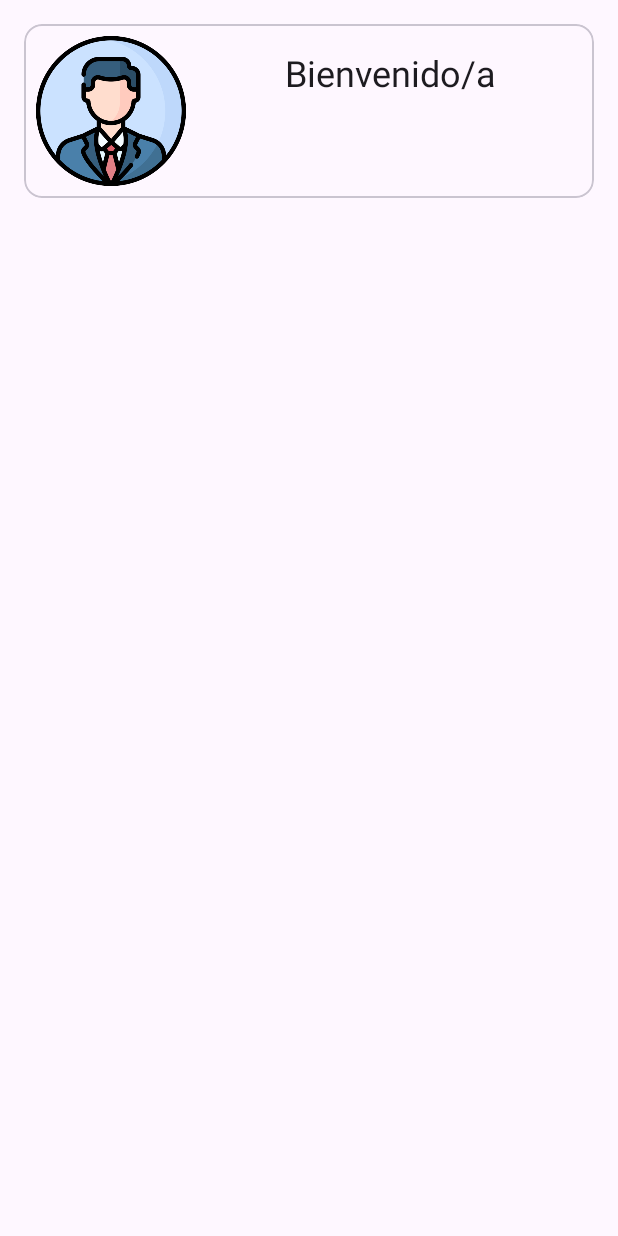
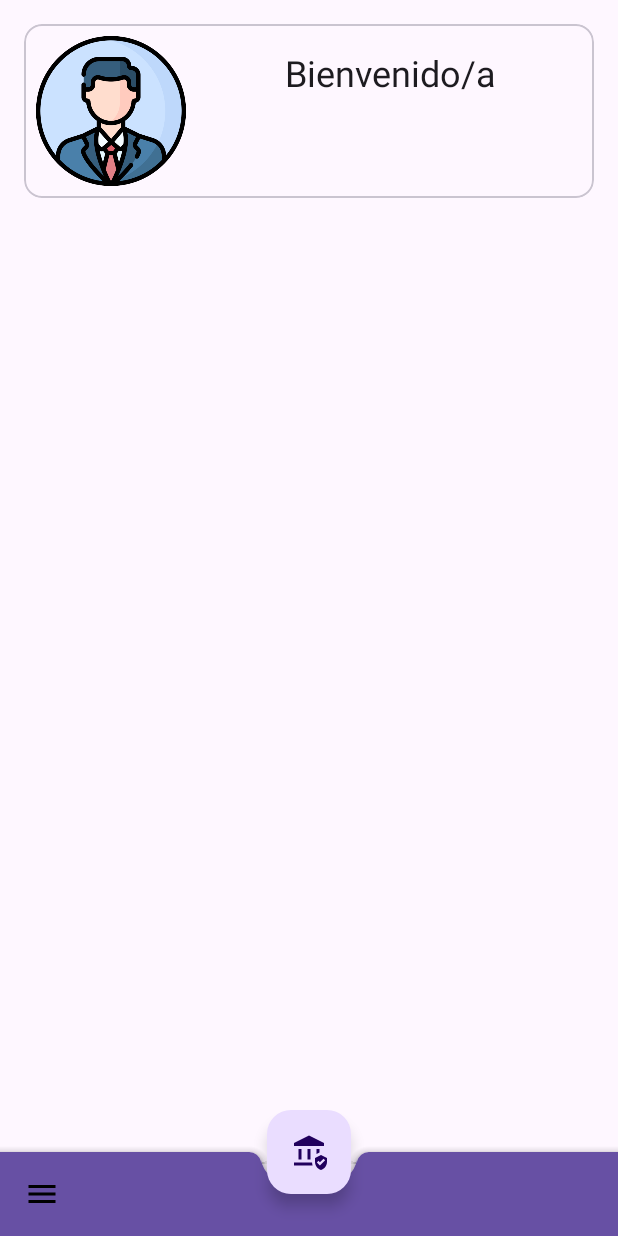
Before and after one commit to pautpdam/t8a1-Tortosa-Pau, an Android app: the layout activity_main.xml on its own in the app's theme, with its tools: preview values and no code run, on a phone screen of 412 x 824 dp. Run offline under Robolectric (Android 15) with nearby library versions, the phone set to English and light mode, and no system bars.

```diff
--- /dev/null
+++ b/app/src/main/res/drawable/icon_bank.xml
@@ -0,0 +1,15 @@
+<vector xmlns:android="http://schemas.android.com/apk/res/android" android:height="24dp" android:tint="#000000" android:viewportHeight="24" android:viewportWidth="24" android:width="24dp">
+
+    <path android:fillColor="@android:color/white" android:pathData="M5,10h2v7h-2z"/>
+
+    <path android:fillColor="@android:color/white" android:pathData="M11,10h2v7h-2z"/>
+
+    <path android:fillColor="@android:color/white" android:pathData="M22,6l-10,-5l-10,5l0,2l20,0z"/>
+
+    <path android:fillColor="@android:color/white" android:pathData="M2,19v2h12.4c-0.21,-0.64 -0.32,-1.31 -0.36,-2H2z"/>
+
+    <path android:fillColor="@android:color/white" android:pathData="M19,12.26l0,-2.26l-2,0l0,3.26z"/>
+
+    <path android:fillColor="@android:color/white" android:pathData="M20,14l-4,2v2.55c0,2.52 1.71,4.88 4,5.45c2.29,-0.57 4,-2.93 4,-5.45V16L20,14zM19.28,21l-2.03,-2.03l1.06,-1.06l0.97,0.97l2.41,-2.38l1.06,1.06L19.28,21z"/>
+
+</vector>
--- /dev/null
+++ b/app/src/main/res/drawable/icon_menu.xml
@@ -0,0 +1,5 @@
+<vector xmlns:android="http://schemas.android.com/apk/res/android" android:height="24dp" android:tint="#000000" android:viewportHeight="24" android:viewportWidth="24" android:width="24dp">
+
+    <path android:fillColor="@android:color/white" android:pathData="M3,18h18v-2L3,16v2zM3,13h18v-2L3,11v2zM3,6v2h18L21,6L3,6z"/>
+
+</vector>
--- a/app/src/main/res/layout/activity_main.xml
+++ b/app/src/main/res/layout/activity_main.xml
@@ -1,5 +1,5 @@
 <?xml version="1.0" encoding="utf-8"?>
-<androidx.constraintlayout.widget.ConstraintLayout xmlns:android="http://schemas.android.com/apk/res/android"
+<androidx.coordinatorlayout.widget.CoordinatorLayout xmlns:android="http://schemas.android.com/apk/res/android"
     xmlns:app="http://schemas.android.com/apk/res-auto"
     xmlns:tools="http://schemas.android.com/tools"
     android:id="@+id/main"
@@ -49,4 +49,19 @@
 
     </com.google.android.material.card.MaterialCardView>
 
-</androidx.constraintlayout.widget.ConstraintLayout>
+    <com.google.android.material.bottomappbar.BottomAppBar
+        android:id="@+id/bottomMenu"
+        android:layout_width="match_parent"
+        android:layout_height="wrap_content"
+        android:layout_gravity="bottom"
+        app:navigationIcon="@drawable/icon_menu"
+        app:navigationIconTint="@color/black"
+        style="@style/Widget.MaterialComponents.BottomAppBar.Colored"/>
+
+    <com.google.android.material.floatingactionbutton.FloatingActionButton
+        android:layout_width="wrap_content"
+        android:layout_height="wrap_content"
+        android:src="@drawable/icon_bank"
+        app:layout_anchor="@+id/bottomMenu"/>
+
+</androidx.coordinatorlayout.widget.CoordinatorLayout>
--- a/app/src/main/res/values/colors.xml
+++ b/app/src/main/res/values/colors.xml
@@ -2,4 +2,5 @@
 <resources>
     <color name="black">#FF000000</color>
     <color name="white">#FFFFFFFF</color>
+    <color name="red">#9E0505</color>
 </resources>
```
Also changed, not shown: app/src/main/java/com/example/t3a3_tortosa_pau/LoginActivity.kt (+10 -3 lines), app/src/main/res/layout/activity_login.xml (+39 -54 lines).
